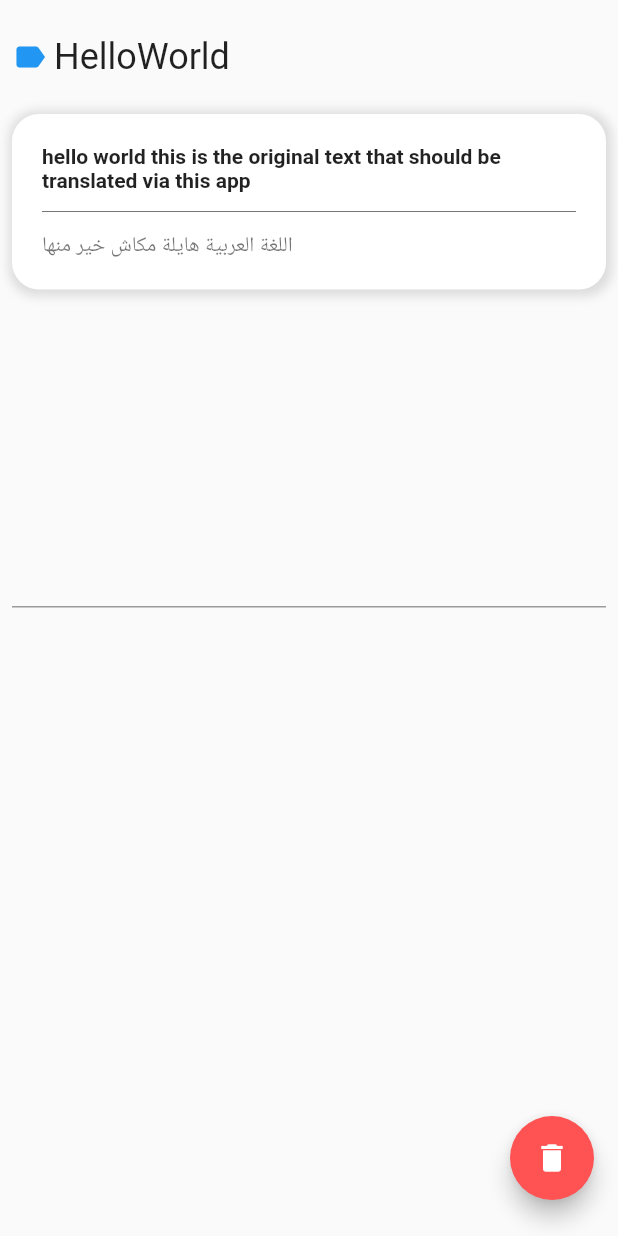
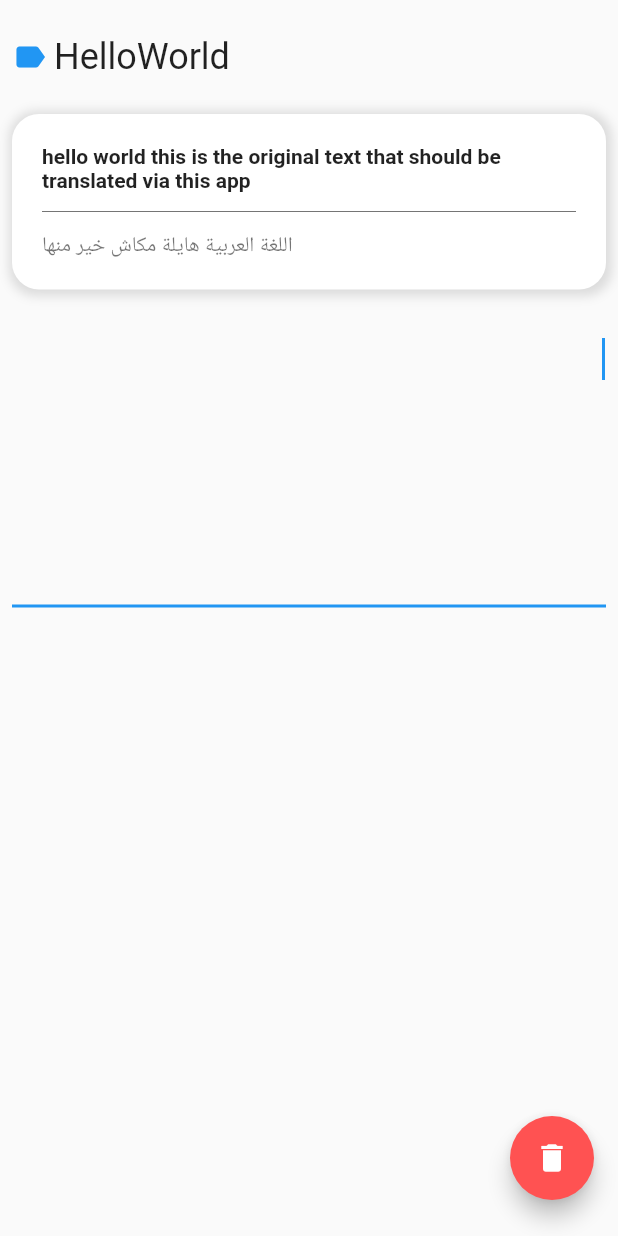
Before and after one commit to nabildroid/redfb, a Flutter app: the screen it shows after launch, on a phone screen of 412 x 824 dp. Run offline on Flutter 3.47's test engine with Material 2 defaults, Android fonts, the phone set to English and light mode, and no system bars.

Commit message:
improve design

```diff
--- a/redfb/lib/home.dart
+++ b/redfb/lib/home.dart
@@ -15,7 +15,6 @@ class _HomeState extends State<Home> {
   Post? post;
   bool showPost = false;
   late TextEditingController _controller;
-
   @override
   void initState() {
     super.initState();
@@ -58,12 +57,12 @@ class _HomeState extends State<Home> {
 
   @override
   Widget build(BuildContext context) {
+    final size = MediaQuery.of(context).size;
     return Scaffold(
       body: SizedBox.expand(
         child: post == null
             ? Center(child: CircularProgressIndicator())
-            : SingleChildScrollView(
-                child: Padding(
+            : Padding(
                 padding: const EdgeInsets.symmetric(horizontal: 8.0).copyWith(
                   top: 24,
                 ),
@@ -81,7 +80,22 @@ class _HomeState extends State<Home> {
                         Text(
                           post!.source,
                           style: Theme.of(context).textTheme.headline5,
-                          )
+                        ),
+                        Spacer(),
+                        if (size.height < 500) ...[
+                          IconButton(
+                            icon: Icon(Icons.delete),
+                            color: Colors.redAccent,
+                            onPressed: () {},
+                          ),
+                          SizedBox(height: 8),
+                          if (showPost)
+                            IconButton(
+                              icon: Icon(Icons.send),
+                              onPressed: publish,
+                              color: Theme.of(context).primaryColor,
+                            ),
+                        ]
                       ],
                     ),
                     SizedBox(
@@ -128,11 +142,11 @@ class _HomeState extends State<Home> {
                       width: double.infinity,
                       child: TextField(
                         controller: _controller,
+                        autofocus: true,
                         minLines: 6,
                         textDirection: TextDirection.rtl,
                         maxLines: 10,
-                          style:
-                              Theme.of(context).textTheme.bodyText1?.copyWith(
+                        style: Theme.of(context).textTheme.bodyText1?.copyWith(
                               height: 2,
                             ),
                       ),
@@ -141,12 +155,12 @@ class _HomeState extends State<Home> {
                 ),
               ),
       ),
-      ),
       floatingActionButton: Column(
         mainAxisSize: MainAxisSize.min,
         children: [
           Column(
             children: [
+              if (size.height >= 500) ...[
                 FloatingActionButton(
                   child: Icon(Icons.delete),
                   backgroundColor: Colors.redAccent,
@@ -159,6 +173,7 @@ class _HomeState extends State<Home> {
                     onPressed: publish,
                   ),
               ],
+            ],
           )
         ],
       ),
```
Lines whose indentation alone changed are shown as unchanged.
